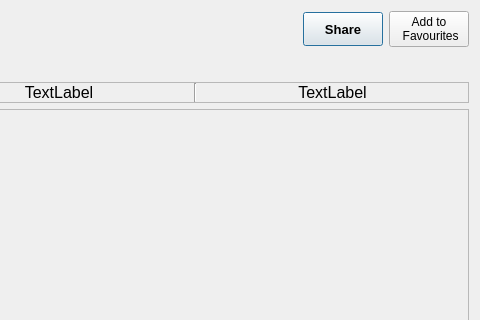
Qt form ClipFlix/watch_serie.ui (andralves717/IHC_Clipflix) before a commit; both pictures show x 420 to 900 and y 0 to 320 of the 900 by 600 pixel window.
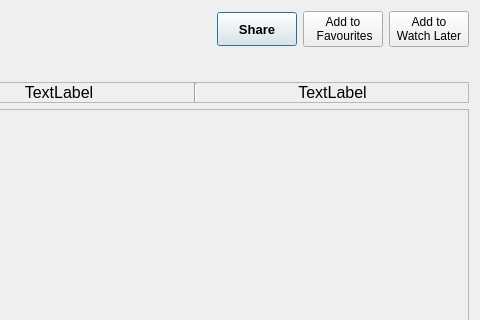
The same form after that commit.

Commit message: Watch Later added

Patch:
```diff
--- a/ClipFlix/watch_serie.ui
+++ b/ClipFlix/watch_serie.ui
@@ -80,7 +80,7 @@
            <item>
             <widget class="QPushButton" name="addFav">
              <property name="sizePolicy">
-              <sizepolicy hsizetype="Maximum" vsizetype="Maximum">
+              <sizepolicy hsizetype="Maximum" vsizetype="Minimum">
                <horstretch>0</horstretch>
                <verstretch>0</verstretch>
               </sizepolicy>
@@ -94,6 +94,20 @@
              </property>
             </widget>
            </item>
+           <item>
+            <widget class="QPushButton" name="addWL">
+             <property name="sizePolicy">
+              <sizepolicy hsizetype="Maximum" vsizetype="Minimum">
+               <horstretch>0</horstretch>
+               <verstretch>0</verstretch>
+              </sizepolicy>
+             </property>
+             <property name="text">
+              <string>Add to
+Watch Later</string>
+             </property>
+            </widget>
+           </item>
           </layout>
          </item>
          <item>
```
Left out of the diff: 2 changed lines with no effect on the pictures. The commit also changes 28 other files.
